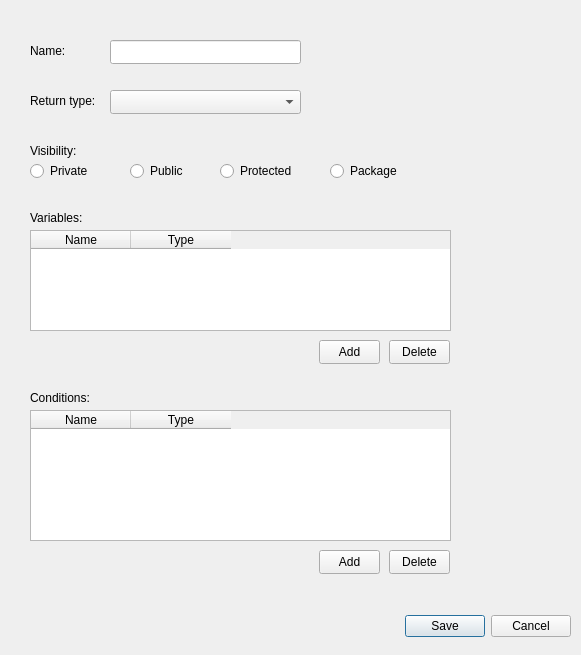
Above: ModelForge/src/ui/dialogs/OperationEditDialog.ui from JoseBueno30/ModelForge before the change. Below: the same form after it.
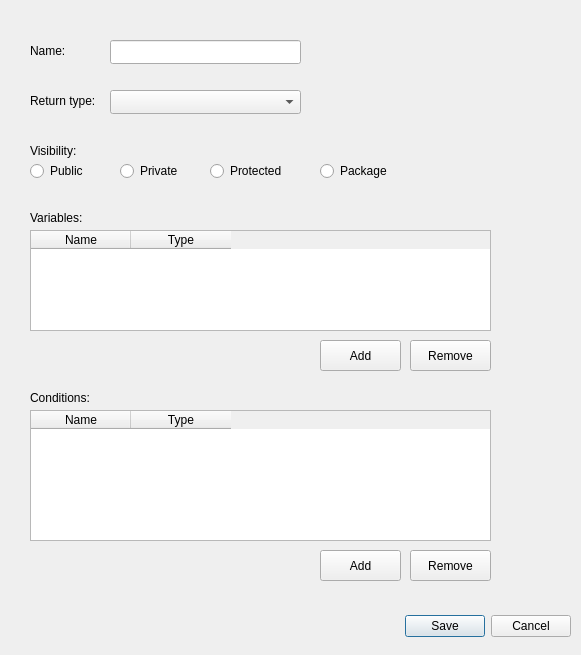
That is the form after the change.

Commit message:
Add VariableEditDialog and improve dialog UIs
Introduces VariableEditDialog for editing operation variables, including new header, source, and UI files. Enhances AttributeEditDialog with visibility controls, improves table alignment and resizing in ClassEditDialog and OperationEditDialog, and updates button labels and layouts for better usability. Also refactors ConditionEditDialog to use a Save button and connects dialog actions for variable and condition editing.

What changed in the file:
```diff
--- a/ModelForge/src/ui/dialogs/OperationEditDialog.ui
+++ b/ModelForge/src/ui/dialogs/OperationEditDialog.ui
@@ -17,9 +17,9 @@
    <property name="geometry">
     <rect>
      <x>230</x>
-     <y>610</y>
+     <y>611</y>
      <width>341</width>
-     <height>32</height>
+     <height>31</height>
     </rect>
    </property>
    <property name="orientation">
@@ -91,7 +91,7 @@
   <widget class="QRadioButton" name="privateRadioButton">
    <property name="geometry">
     <rect>
-     <x>30</x>
+     <x>120</x>
      <y>160</y>
      <width>61</width>
      <height>22</height>
@@ -107,7 +107,7 @@
   <widget class="QRadioButton" name="publicRadioButton">
    <property name="geometry">
     <rect>
-     <x>130</x>
+     <x>30</x>
      <y>160</y>
      <width>61</width>
      <height>22</height>
@@ -123,7 +123,7 @@
   <widget class="QRadioButton" name="protectedRadioButton">
    <property name="geometry">
     <rect>
-     <x>220</x>
+     <x>210</x>
      <y>160</y>
      <width>71</width>
      <height>22</height>
@@ -139,7 +139,7 @@
   <widget class="QRadioButton" name="packageRadioButton">
    <property name="geometry">
     <rect>
-     <x>330</x>
+     <x>320</x>
      <y>160</y>
      <width>71</width>
      <height>22</height>
@@ -157,13 +157,19 @@
     <rect>
      <x>30</x>
      <y>230</y>
-     <width>421</width>
+     <width>461</width>
      <height>101</height>
     </rect>
    </property>
    <property name="columnCount">
     <number>2</number>
    </property>
+   <attribute name="verticalHeaderVisible">
+    <bool>false</bool>
+   </attribute>
+   <attribute name="verticalHeaderHighlightSections">
+    <bool>false</bool>
+   </attribute>
    <column>
     <property name="text">
      <string>Name</string>
@@ -191,23 +197,23 @@
   <widget class="QPushButton" name="deletePushButton">
    <property name="geometry">
     <rect>
-     <x>389</x>
+     <x>410</x>
      <y>340</y>
-     <width>61</width>
-     <height>24</height>
+     <width>81</width>
+     <height>31</height>
     </rect>
    </property>
    <property name="text">
-    <string>Delete</string>
+    <string>Remove</string>
    </property>
   </widget>
   <widget class="QPushButton" name="addVariablePushButton">
    <property name="geometry">
     <rect>
-     <x>319</x>
+     <x>320</x>
      <y>340</y>
-     <width>61</width>
-     <height>24</height>
+     <width>81</width>
+     <height>31</height>
     </rect>
    </property>
    <property name="text">
@@ -217,10 +223,10 @@
   <widget class="QPushButton" name="addConditionPushButton">
    <property name="geometry">
     <rect>
-     <x>319</x>
+     <x>320</x>
      <y>550</y>
-     <width>61</width>
-     <height>24</height>
+     <width>81</width>
+     <height>31</height>
     </rect>
    </property>
    <property name="text">
@@ -243,14 +249,14 @@
   <widget class="QPushButton" name="deleteConditionPushButon">
    <property name="geometry">
     <rect>
-     <x>389</x>
+     <x>410</x>
      <y>550</y>
-     <width>61</width>
-     <height>24</height>
+     <width>81</width>
+     <height>31</height>
     </rect>
    </property>
    <property name="text">
-    <string>Delete</string>
+    <string>Remove</string>
    </property>
   </widget>
   <widget class="QTableWidget" name="conditionsTableWidget">
@@ -258,10 +264,16 @@
     <rect>
      <x>30</x>
      <y>410</y>
-     <width>421</width>
+     <width>461</width>
      <height>131</height>
     </rect>
    </property>
+   <attribute name="verticalHeaderVisible">
+    <bool>false</bool>
+   </attribute>
+   <attribute name="verticalHeaderHighlightSections">
+    <bool>false</bool>
+   </attribute>
    <column>
     <property name="text">
      <string>Name</string>
```
The commit also changes 11 other files.
